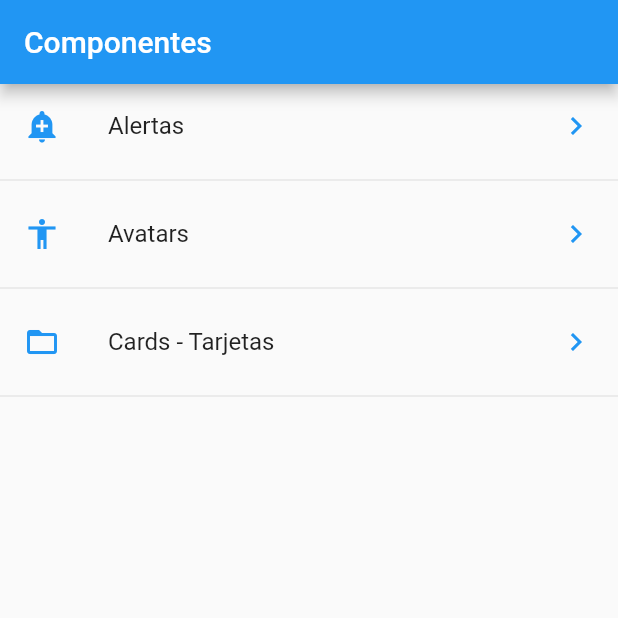
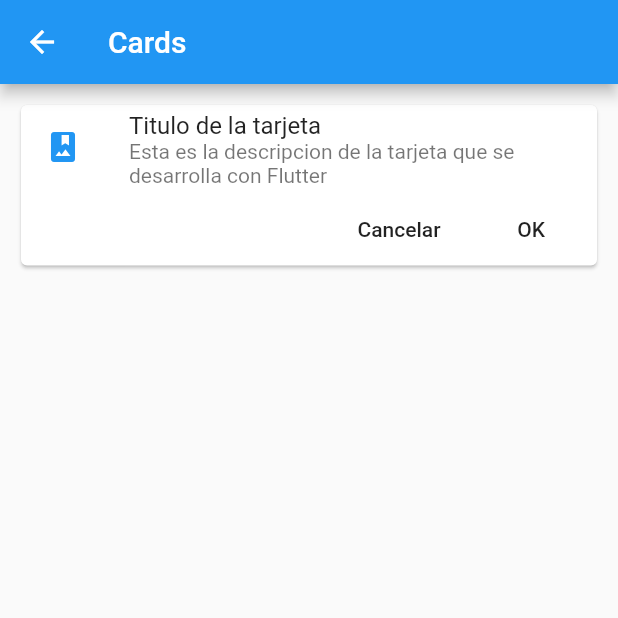
Before and after one commit to christianmagdiel/FlutterComponents, a Flutter app: the screen it shows after launch, after a tap on "Cards - Tarjetas", on a phone screen of 412 x 824 dp, the top half of it. Run offline on Flutter 3.47's test engine with Material 2 defaults, Android fonts, the phone set to English and light mode, and no system bars.

Commit message:
Creacion de rutas, se creo las paginas de alert, avatar y card.

```diff
--- a/componentes/lib/main.dart
+++ b/componentes/lib/main.dart
@@ -1,6 +1,6 @@
 import 'package:flutter/material.dart';
-import 'package:componentes/src/pages/home_page.dart';
-
+import 'package:componentes/src/routes/routes.dart';
+import 'package:componentes/src/pages/alert_page.dart';
 
 void main() => runApp(MyApp());
 
@@ -10,7 +10,14 @@ class MyApp extends StatelessWidget {
     return MaterialApp(
       title: 'Componentes App',
       debugShowCheckedModeBanner: false,
-      home: HomePage()
+      //home: HomePage(),
+      initialRoute: '/',
+      routes: getApplicationRoutes(),
+      onGenerateRoute: (setting){
+        return MaterialPageRoute(
+          builder: (BuildContext context) =>AlertPage()
+        );
+      },
     );
   }
 }
--- /dev/null
+++ b/componentes/lib/src/pages/card_page.dart
@@ -0,0 +1,45 @@
+import 'package:flutter/material.dart';
+
+class CardPage extends StatelessWidget {
+  @override
+  Widget build(BuildContext context) {
+    return Scaffold(
+      appBar: AppBar(
+        title: Text('Cards'),
+      ),
+      body: ListView(
+        padding: EdgeInsets.all(10),
+        children: <Widget>[
+          _cardTipo1()
+        ],
+      ),
+    );
+  }
+
+  Widget _cardTipo1() {
+    return Card(
+      child: Column(
+        children: <Widget>[
+          ListTile(
+            leading: Icon(Icons.photo_album, color: Colors.blue),
+            title: Text('Titulo de la tarjeta'),
+            subtitle: Text('Esta es la descripcion de la tarjeta que se desarrolla con Flutter'),
+          ),
+          Row(
+            mainAxisAlignment: MainAxisAlignment.end,
+            children: <Widget>[
+              FlatButton(
+                child:  Text('Cancelar'),
+                onPressed: () {},
+              ),
+               FlatButton(
+                child:  Text('OK'),
+                onPressed: () {},
+              )
+            ],
+          )
+        ],
+      ),
+    );
+  }
+}
--- a/componentes/lib/src/pages/home_page.dart
+++ b/componentes/lib/src/pages/home_page.dart
@@ -1,3 +1,4 @@
+import 'package:componentes/src/pages/alert_page.dart';
 import 'package:componentes/src/utils/icono_string_util.dart';
 import 'package:flutter/material.dart';
 import 'package:componentes/src/providers/menu_provider.dart';
@@ -23,14 +24,14 @@ class HomePage extends StatelessWidget {
     builder: (context, AsyncSnapshot<List<dynamic>> snapshot){
 
       return ListView(
-        children: _listaItems(snapshot.data),
+        children: _listaItems(snapshot.data, context),
       );
     },
   );
 
   }
 
-  List<Widget> _listaItems(List<dynamic> data) {
+  List<Widget> _listaItems(List<dynamic> data, BuildContext context) {
     final List<Widget> opciones = [];
 
     data.forEach((opt){
@@ -39,7 +40,13 @@ class HomePage extends StatelessWidget {
         leading: getIcon(opt['icon']),
         trailing: Icon(Icons.keyboard_arrow_right,color: Colors.blue),
         onTap: () {
-
+          Navigator.pushNamed(context, opt['ruta']);
+          // final route = MaterialPageRoute(
+          //   builder: (context){
+          //     return AlertPage();
+          //   }
+          //   );
+          // Navigator.push(context, route);
         },
       );
       opciones..add(widgetTemp)
--- /dev/null
+++ b/componentes/lib/src/routes/routes.dart
@@ -0,0 +1,14 @@
+import 'package:componentes/src/pages/card_page.dart';
+import 'package:flutter/material.dart';
+import 'package:componentes/src/pages/alert_page.dart';
+import 'package:componentes/src/pages/avatar_page.dart';
+import 'package:componentes/src/pages/home_page.dart';
+
+Map<String, WidgetBuilder> getApplicationRoutes(){
+  return <String, WidgetBuilder>{
+        '/'       : (BuildContext context) => HomePage(),
+        'alert'   : (BuildContext context) => AlertPage(),
+        'avatar'  : (BuildContext context) => AvatarPage(),
+        'card'    : (BuildContext context) => CardPage(),
+  };
+}
```
Also changed, not shown: componentes/lib/src/pages/alert_page.dart (added, +19 -0 lines), componentes/lib/src/pages/avatar_page.dart (added, +13 -0 lines).
